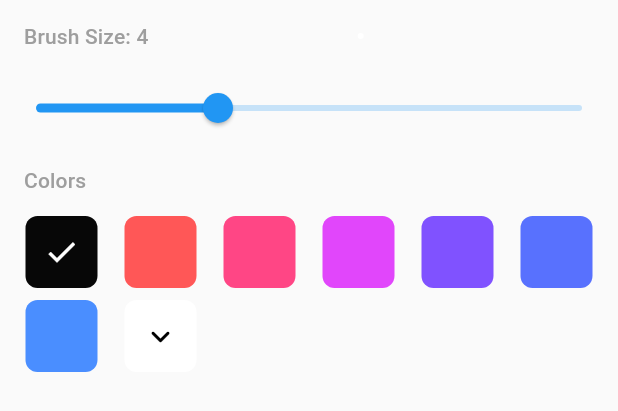
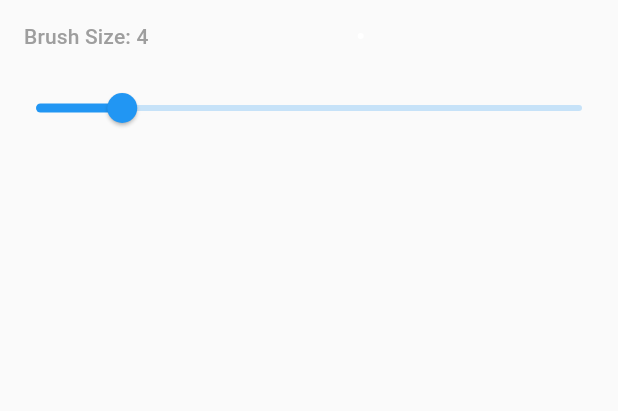
Before and after one commit to maheshj01/Paint-Redesigned, a Flutter app: the PaintToolExplorer widget shown alone on an empty page, opened directly, on a phone screen of 412 x 824 dp. Shown: the top 411 px of the screen. Run offline on Flutter 3.47's test engine with Material 2 defaults, Android fonts, the light colour scheme and no system bars; our stand-ins replace font_awesome_flutter; missing offline and left inert: window_size.

Commit message:
hide color picker for eraser tool

```diff
--- a/lib/widgets/tool_explorer.dart
+++ b/lib/widgets/tool_explorer.dart
@@ -412,7 +412,7 @@ class _PaintToolExplorerState extends State<PaintToolExplorer> {
     return Column(
       children: [
         BrushSizer(
-          sliderMax: _tool.activeTool == Tool.eraser ? 20 : 10,
+          sliderMax: 20,
           sliderMin: 1.0,
           isEraser: _tool.activeTool == Tool.eraser ? true : false,
           sliderValue:
@@ -425,7 +425,8 @@ class _PaintToolExplorerState extends State<PaintToolExplorer> {
             }
           },
         ),
-        ColorSelector(
+        _tool.activeTool == Tool.brush
+            ? ColorSelector(
                 selectedColor: _brush.color,
                 title: 'Colors',
                 colors: const [Colors.black, ...Colors.accents],
@@ -434,6 +435,7 @@ class _PaintToolExplorerState extends State<PaintToolExplorer> {
                   _brush.color = _color;
                 },
               )
+            : const SizedBox()
       ],
     );
   }
@@ -455,10 +457,7 @@ class BrushSizer extends StatelessWidget {
   final Function(double)? onChange;
   @override
   Widget build(BuildContext context) {
-    // final _brush = Provider.of<BrushNotifier>(context);
-    // final size = isEraser ? _brush.eraserSize : _brush.size;
-    final circleSize = sliderValue.clamp(4.0, 20.0);
-    //  <= 5 ? sliderValue * 2.5 : sliderValue * 1.5;
+    final circleSize = sliderValue.clamp(4.0, 30.0);
     return Column(
       mainAxisAlignment: MainAxisAlignment.end,
       children: [
```
Lines whose indentation alone changed are shown as unchanged.
